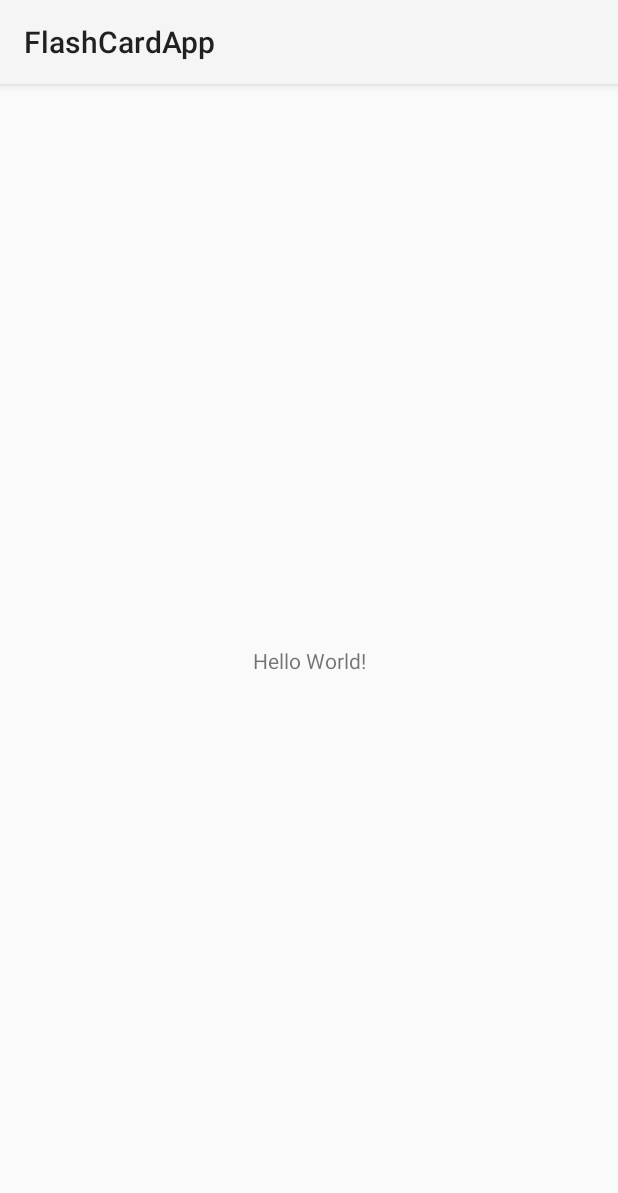
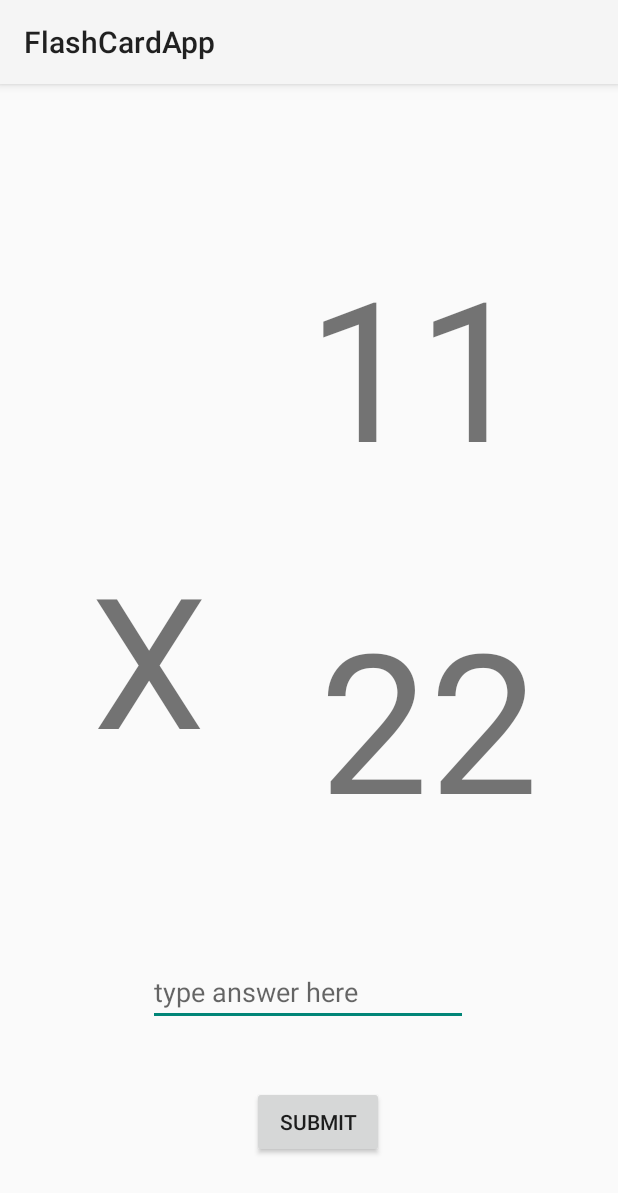
Before and after one commit to jthieme/FlashCardApp, an Android app: the screen it shows after launch (MainActivity), on a phone screen of 412 x 824 dp. Shown: the top 1193 px of the screen. Run offline under Robolectric (Android 15) with nearby library versions, the phone set to English and light mode, and no system bars.

Commit message:
added text boxes for number and operator

```diff
--- a/app/src/main/res/layout/activity_main.xml
+++ b/app/src/main/res/layout/activity_main.xml
@@ -7,12 +7,63 @@
     tools:context=".MainActivity">
 
     <TextView
+        android:id="@+id/topNum"
+        android:layout_width="180dp"
+        android:layout_height="180dp"
+        android:layout_marginEnd="44dp"
+        android:text="11"
+        android:textAlignment="center"
+        android:textSize="130dp"
+        app:layout_constraintBottom_toTopOf="@+id/bottomNum"
+        app:layout_constraintEnd_toEndOf="parent"
+        app:layout_constraintTop_toTopOf="parent"
+        app:layout_constraintVertical_bias="0.65" />
+
+    <TextView
+        android:id="@+id/operator"
+        android:layout_width="130dp"
+        android:layout_height="130dp"
+        android:layout_marginTop="300dp"
+        android:text="X"
+        android:textAlignment="center"
+        android:textSize="125dp"
+        app:layout_constraintEnd_toStartOf="@+id/bottomNum"
+        app:layout_constraintHorizontal_bias="0.523"
+        app:layout_constraintStart_toStartOf="parent"
+        app:layout_constraintTop_toTopOf="parent" />
+
+    <TextView
+        android:id="@+id/bottomNum"
+        android:layout_width="180dp"
+        android:layout_height="180dp"
+        android:layout_marginEnd="36dp"
+        android:layout_marginBottom="252dp"
+        android:text="22"
+        android:textAlignment="center"
+        android:textSize="130dp"
+        app:layout_constraintBottom_toBottomOf="parent"
+        app:layout_constraintEnd_toEndOf="parent" />
+
+    <EditText
+        android:id="@+id/editTextNumber"
         android:layout_width="wrap_content"
         android:layout_height="wrap_content"
-        android:text="Hello World!"
+        android:layout_marginEnd="100dp"
+        android:layout_marginBottom="40dp"
+        android:ems="10"
+        android:hint="type answer here"
+        android:inputType="number"
+        app:layout_constraintBottom_toTopOf="@+id/button"
+        app:layout_constraintEnd_toEndOf="parent" />
+
+    <Button
+        android:id="@+id/button"
+        android:layout_width="wrap_content"
+        android:layout_height="wrap_content"
+        android:layout_marginEnd="156dp"
+        android:layout_marginBottom="52dp"
+        android:text="submit"
         app:layout_constraintBottom_toBottomOf="parent"
-        app:layout_constraintLeft_toLeftOf="parent"
-        app:layout_constraintRight_toRightOf="parent"
-        app:layout_constraintTop_toTopOf="parent" />
+        app:layout_constraintEnd_toEndOf="parent" />
 
 </androidx.constraintlayout.widget.ConstraintLayout>
```
Also changed, not shown: app/src/main/res/drawable/four02.jpg (added).
